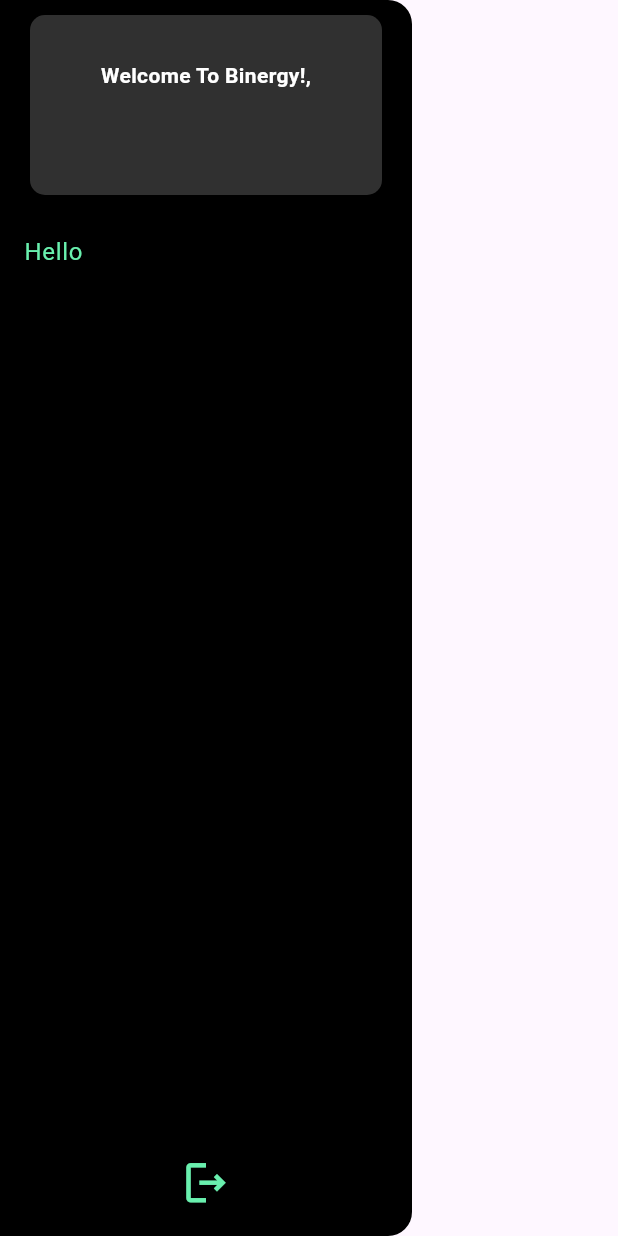
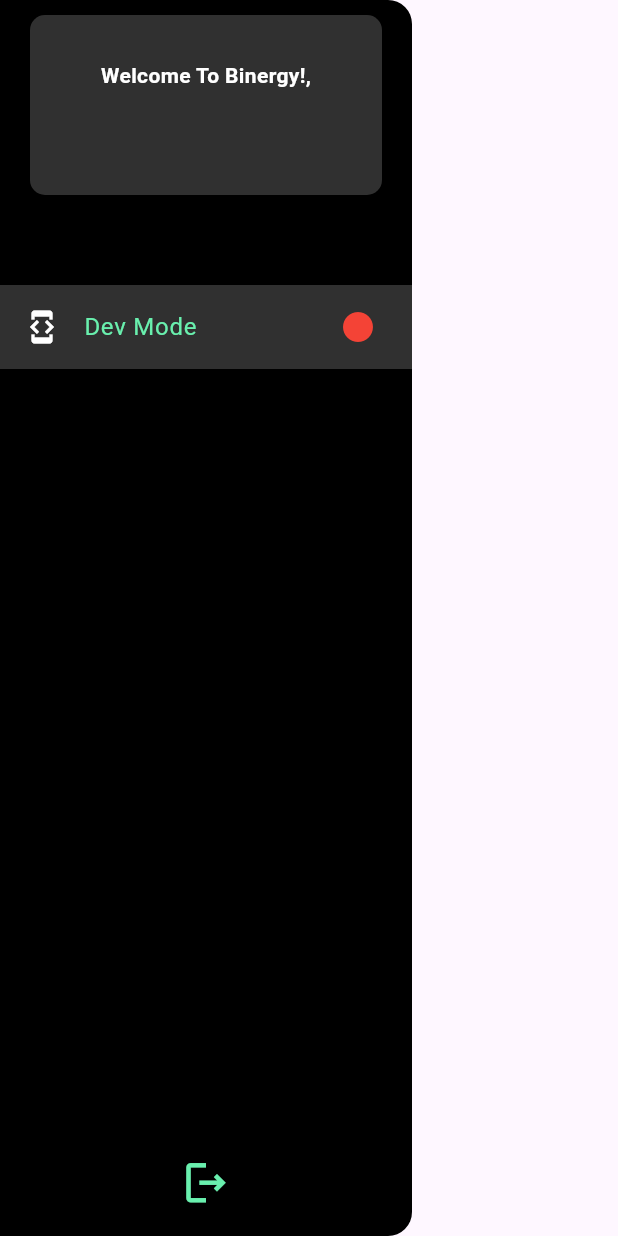
Before and after one commit to TITAN017/Binergy, a Flutter app: the CustomDrawer widget shown alone on an empty page, opened directly with empty values, on a phone screen of 412 x 824 dp. Run offline on Flutter 3.47's test engine with Material 3 defaults, Android fonts, the phone set to English and light mode, and no system bars; our stand-ins replace cloud_firestore, dio, firebase_auth, firebase_core, flutter_map, flutter_riverpod and 8 more; missing offline and left inert: flutter_map_animations, flutter_map_location_marker, map_launcher; accounts and stored records are empty.

Commit message:
Major Changes

```diff
--- a/lib/screens/auth/signin.dart
+++ b/lib/screens/auth/signin.dart
@@ -115,7 +115,7 @@
             ),
             SizedBox(height: 25),
             Button(
-              text: 'Sign In',
+              text: 'Sign-Up',
               callback: () {
                 final res = keys[4].currentState!.validate();
                 if (res) {
--- a/lib/screens/auth/utils/text_field.dart
+++ b/lib/screens/auth/utils/text_field.dart
@@ -7,14 +7,14 @@
   final String? Function(String?) validate;
   final bool flag;
   final String hintText;
-  final GlobalObjectKey<FormState> tkey;
+  final GlobalObjectKey<FormState>? tkey;
   const CustomField(
       {super.key,
       required this.controller,
       required this.validate,
       required this.flag,
       required this.hintText,
-      required this.tkey});
+      this.tkey});
 
   @override
   State<CustomField> createState() => _CustomFieldState();
--- a/lib/screens/auth/wrapper.dart
+++ b/lib/screens/auth/wrapper.dart
@@ -24,7 +24,7 @@
   void toggle() {
     flag = !flag;
     showSnackBar(
-        context, flag ? 'Switched to Log in!' : 'Switched to Sign in!');
+        context, flag ? 'Switched to Log in!' : 'Switched to Sign-Up!');
     setState(() {});
   }
 
@@ -53,7 +53,7 @@
                   ),
                 ],
                 title: Text(
-                  flag ? 'Log in' : 'Sign in',
+                  flag ? 'Log in' : 'Sign-Up',
                   style: TextStyle(
                       color: Colors.white, fontWeight: FontWeight.bold),
                 ),
@@ -87,7 +87,7 @@
                   TextButton(
                     onPressed: toggle,
                     child: Text(
-                      flag ? 'Sign In' : 'Log In',
+                      flag ? 'Sign up' : 'Log In',
                       style: TextStyle(
                         color: Colors.white,
                         decoration: TextDecoration.underline,
--- a/lib/screens/home/drawer.dart
+++ b/lib/screens/home/drawer.dart
@@ -1,15 +1,18 @@
 // ignore_for_file: prefer_const_literals_to_create_immutables, prefer_const_constructors
 
 import 'package:binergy/controller/ui_controller.dart';
+import 'package:binergy/shared/banner.dart';
 import 'package:flutter/material.dart';
 import 'package:flutter_riverpod/flutter_riverpod.dart';
 
 class CustomDrawer extends ConsumerWidget {
   final String name;
-  const CustomDrawer({super.key, required this.name});
+  final GlobalKey<ScaffoldState> skey;
+  const CustomDrawer({super.key, required this.name, required this.skey});
 
   @override
   Widget build(BuildContext context, WidgetRef ref) {
+    final bool dev = ref.watch(userController.select((value) => value.dev));
     return Drawer(
       backgroundColor: Colors.black,
       width: MediaQuery.of(context).size.width / 1.5,
@@ -24,20 +27,58 @@
               borderRadius: BorderRadius.circular(10),
             ),
             child: Text(
-              'Welcome To Binergy!,\n\n$name',
+              'Welcome To Binergy!,\n\n${name == 'NULL' ? 'User' : name}',
               style:
                   TextStyle(color: Colors.white, fontWeight: FontWeight.bold),
             ),
           ),
+          SizedBox(height: 50),
           ListTile(
-            splashColor: Colors.greenAccent,
-            enableFeedback: true,
-            enabled: true,
+            onTap: () async {
+              await ref.read(userController.notifier).devMode(context, ref);
+            },
+            tileColor: Colors.grey[850],
+            leading: Icon(
+              Icons.developer_mode,
+              color: Colors.white,
+            ),
             title: Text(
-              'Hello',
+              'Dev Mode',
               style: TextStyle(color: Colors.greenAccent),
             ),
+            trailing: Icon(
+              Icons.circle,
+              color: dev ? Colors.green : Colors.red,
+            ),
           ),
+          SizedBox(height: 10),
+          dev
+              ? ListTile(
+                  onTap: () {
+                    Scaffold.of(context).closeDrawer();
+                    showBanner(
+                        skey,
+                        Text(
+                          'Place The Bin On The Map',
+                          style: TextStyle(color: Colors.greenAccent[100]),
+                        ),
+                        () {});
+                  },
+                  tileColor: Colors.grey[850],
+                  leading: Icon(
+                    Icons.delete,
+                    color: Colors.white,
+                  ),
+                  title: Text(
+                    'Add Bin',
+                    style: TextStyle(color: Colors.greenAccent),
+                  ),
+                  trailing: Icon(
+                    Icons.circle,
+                    color: Colors.green,
+                  ),
+                )
+              : SizedBox(),
           Spacer(),
           Padding(
             padding: EdgeInsets.only(bottom: 10),
--- a/lib/shared/services.dart
+++ b/lib/shared/services.dart
@@ -1,4 +1,3 @@
-import 'package:binergy/models/bin_model.dart';
 import 'package:binergy/static/project_constants.dart';
 
 class Services {
--- a/pubspec.yaml
+++ b/pubspec.yaml
@@ -53,6 +53,7 @@
   percent_indicator: ^4.0.1
   flutter_map_location_marker: ^8.0.2
   material_floating_search_bar_2: ^0.5.0
+  map_launcher: ^3.1.0
 
 dev_dependencies:
   flutter_test:
```
Also changed, not shown: lib/controller/streams.dart (+9 -2 lines), lib/controller/ui_controller.dart (+128 -16 lines), lib/screens/home/homepage.dart (+33 -4 lines), lib/shared/banner.dart (added, +24 -0 lines), pubspec.lock.
